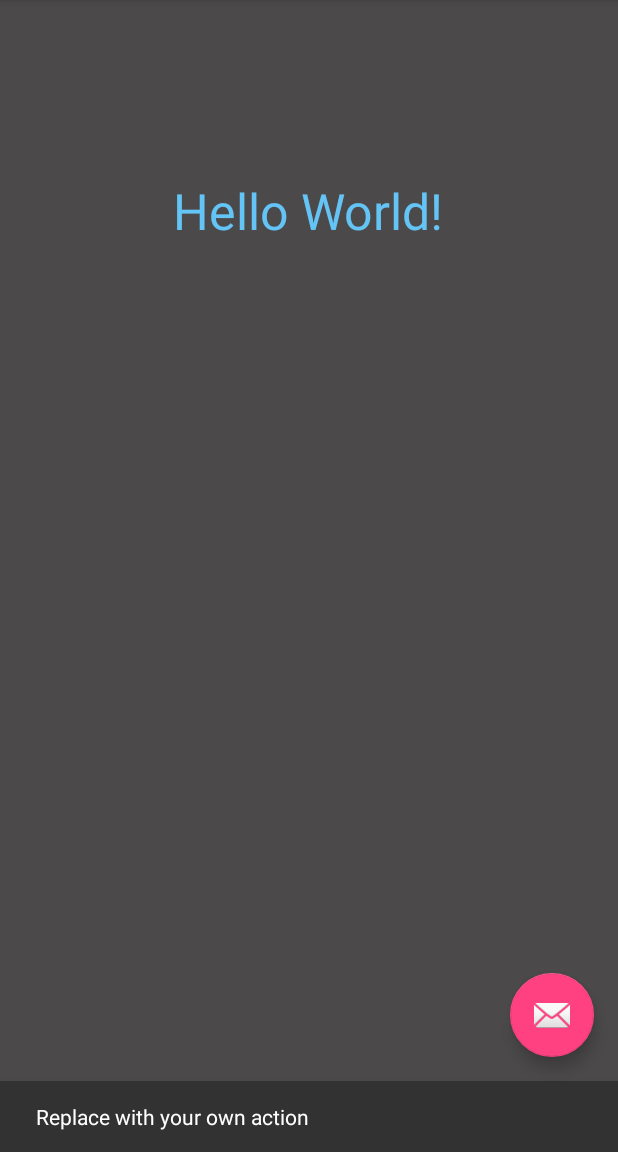
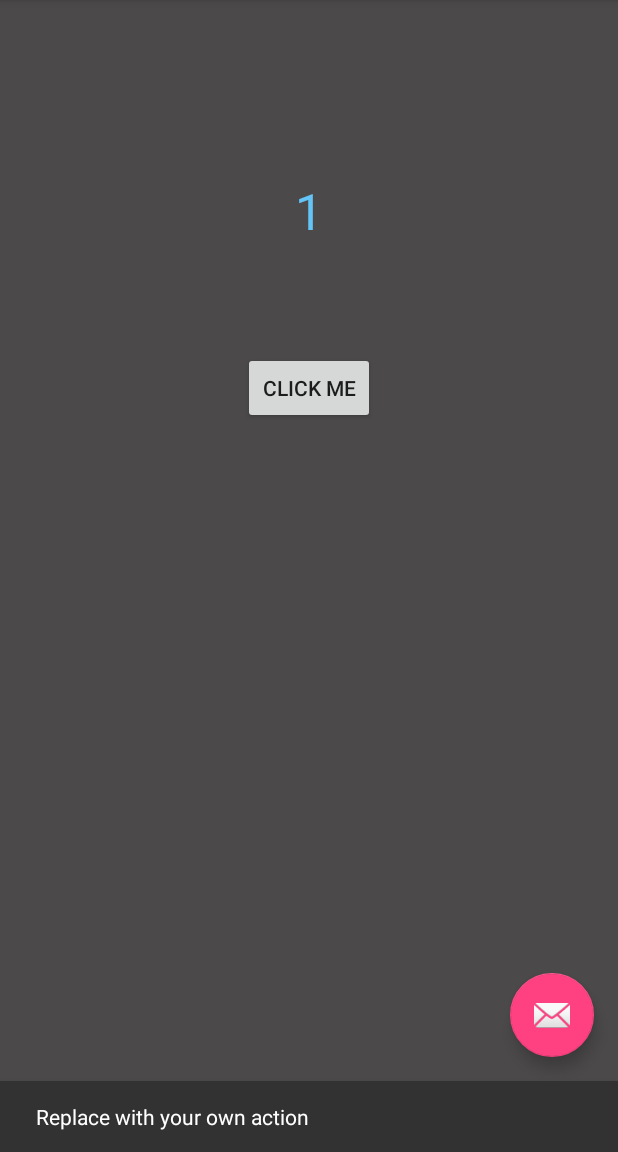
Before and after one commit to anthelionztn/MyApplication, an Android app: the screen it shows after launch (MainActivity), after a tap on an icon or button, on a phone screen of 412 x 824 dp, the part 84-1236 px from its top. Run offline under Robolectric (Android 15) with nearby library versions, the phone set to English and light mode, and no system bars; 1 other tap on this screen came first.

Commit message:
Anthelion's first Android app for Yidai!

```diff
--- a/app/src/main/java/com/example/tunan/myapplication/MainActivity.java
+++ b/app/src/main/java/com/example/tunan/myapplication/MainActivity.java
@@ -1,5 +1,6 @@
 package com.example.tunan.myapplication;
 
+import android.content.DialogInterface;
 import android.os.Bundle;
 import android.support.design.widget.FloatingActionButton;
 import android.support.design.widget.Snackbar;
@@ -8,10 +9,16 @@ import android.support.v7.widget.Toolbar;
 import android.view.View;
 import android.view.Menu;
 import android.view.MenuItem;
+import android.widget.Button;
+import android.widget.TextView;
 
 public class MainActivity extends AppCompatActivity {
 
-    @Override
+
+    private TextView textView;
+    private Button button;
+    private int cnt = 0;
+
     protected void onCreate(Bundle savedInstanceState) {
         super.onCreate(savedInstanceState);
         setContentView(R.layout.activity_main);
@@ -26,16 +33,21 @@ public class MainActivity extends AppCompatActivity {
                         .setAction("Action", null).show();
             }
         });
+
+        textView = (TextView)findViewById(R.id.textView);
+        button = (Button)findViewById(R.id.button);
+        ButtonListener bl = new ButtonListener();
+        button.setOnClickListener(bl);
     }
 
-    @Override
+
     public boolean onCreateOptionsMenu(Menu menu) {
         // Inflate the menu; this adds items to the action bar if it is present.
         getMenuInflater().inflate(R.menu.menu_main, menu);
         return true;
     }
 
-    @Override
+
     public boolean onOptionsItemSelected(MenuItem item) {
         // Handle action bar item clicks here. The action bar will
         // automatically handle clicks on the Home/Up button, so long
@@ -49,4 +61,12 @@ public class MainActivity extends AppCompatActivity {
 
         return super.onOptionsItemSelected(item);
     }
+
+    class ButtonListener implements View.OnClickListener{//内部类
+
+        public void onClick(View v) {
+            cnt++;
+            textView.setText(cnt+"");
+        }
+    }
 }
--- a/app/src/main/res/layout/content_main.xml
+++ b/app/src/main/res/layout/content_main.xml
@@ -21,5 +21,15 @@
         android:textColor="#63c4f5"
         android:layout_alignParentTop="true"
         android:layout_centerHorizontal="true"
-        android:layout_marginTop="102dp" />
+        android:layout_marginTop="102dp"
+        android:id="@+id/textView" />
+
+    <Button
+        android:layout_width="wrap_content"
+        android:layout_height="wrap_content"
+        android:text="Click Me"
+        android:id="@+id/button"
+        android:layout_below="@+id/textView"
+        android:layout_centerHorizontal="true"
+        android:layout_marginTop="72dp" />
 </RelativeLayout>
```
Also changed, not shown: 1 other file.
